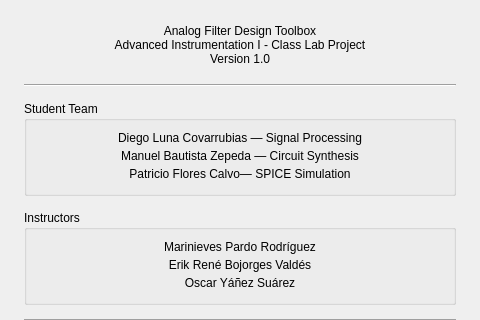
Qt form about_dialog.ui (oscarys/filter-toolbox) before a commit; both pictures show x 0 to 480 and y 0 to 320 of the 480 by 520 pixel window.
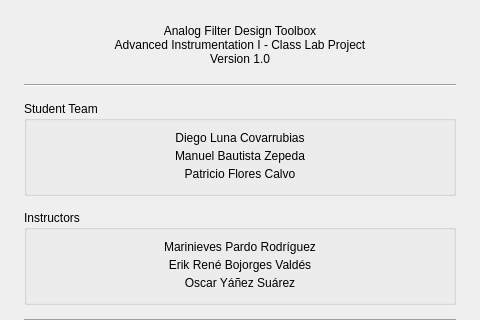
The same form after that commit.

Commit message: fix: Correct studen names in about box

Diff of the .ui file:
```diff
--- a/about_dialog.ui
+++ b/about_dialog.ui
@@ -128,7 +128,7 @@
       <item>
        <widget class="QLabel" name="lblStudent1">
         <property name="text">
-         <string>Diego Luna Covarrubias — Signal Processing</string>
+         <string>Diego Luna Covarrubias</string>
         </property>
         <property name="alignment">
          <set>Qt::AlignHCenter</set>
@@ -138,7 +138,7 @@
       <item>
        <widget class="QLabel" name="lblStudent2">
         <property name="text">
-         <string>Manuel Bautista Zepeda — Circuit Synthesis</string>
+         <string>Manuel Bautista Zepeda</string>
         </property>
         <property name="alignment">
          <set>Qt::AlignHCenter</set>
@@ -148,7 +148,7 @@
       <item>
        <widget class="QLabel" name="lblStudent3">
         <property name="text">
-         <string>Patricio Flores Calvo— SPICE Simulation</string>
+         <string>Patricio Flores Calvo</string>
         </property>
         <property name="alignment">
          <set>Qt::AlignHCenter</set>
```
